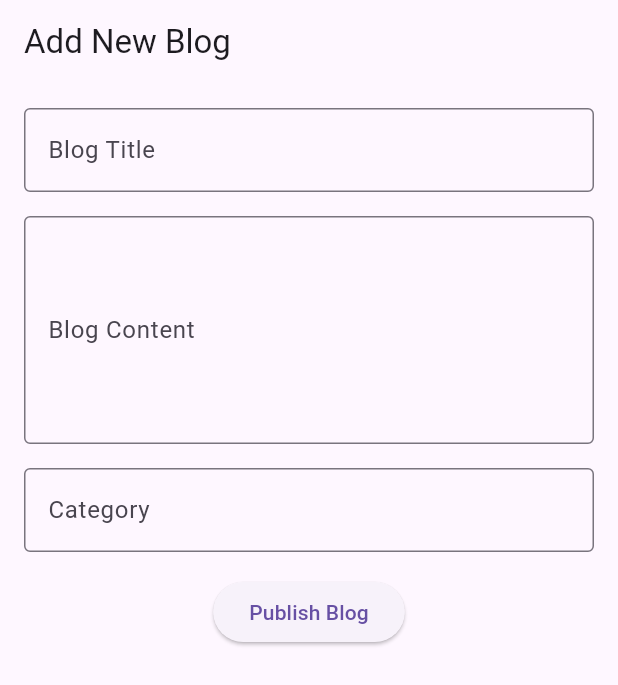
After one commit to AGMKhair/portfolio, a Flutter app: the AddBlogScreen screen opened directly, on a phone screen of 412 x 824 dp. The commit adds this screen. Shown: the top 685 px of the screen. Run offline on Flutter 3.47's test engine with Material 3 defaults, Android fonts, the phone set to English and light mode, and no system bars; our stand-ins replace cloud_firestore, firebase_auth, font_awesome_flutter; accounts and stored records are empty.

Commit message:
add blog page

```diff
--- /dev/null
+++ b/lib/providers/blog_provider.dart
@@ -0,0 +1,37 @@
+import 'package:cloud_firestore/cloud_firestore.dart';
+import 'package:firebase_auth/firebase_auth.dart';
+import 'package:flutter/material.dart';
+
+class BlogProvider with ChangeNotifier {
+  List<Map<String, dynamic>> _blogs = [];
+  List<Map<String, dynamic>> get blogs => _blogs;
+
+  Future<void> fetchBlogs() async {
+    final snapshot = await FirebaseFirestore.instance.collection('blogs').get();
+    _blogs = snapshot.docs.map((doc) => {...doc.data(), 'id': doc.id}).toList();
+    notifyListeners();
+  }
+
+  Future<void> addBlog(String title, String content, String category) async {
+    await FirebaseFirestore.instance.collection('blogs').add({
+      'title': title,
+      'content': content,
+      'category': category,
+      'createdAt': Timestamp.now(),
+      'authorId': FirebaseAuth.instance.currentUser?.uid,
+    });
+    await fetchBlogs();
+  }
+
+  Future<void> addComment(String blogId, String comment) async {
+    await FirebaseFirestore.instance
+        .collection('blogs')
+        .doc(blogId)
+        .collection('comments')
+        .add({
+      'comment': comment,
+      'createdAt': Timestamp.now(),
+      'authorId': FirebaseAuth.instance.currentUser?.uid,
+    });
+  }
+}
--- /dev/null
+++ b/lib/ui/views/blog/add_blog_screen.dart
@@ -0,0 +1,67 @@
+
+import 'package:flutter/material.dart';
+import 'package:portfolio/providers/blog_provider.dart';
+import 'package:provider/provider.dart';
+
+class AddBlogScreen extends StatelessWidget {
+  const AddBlogScreen({super.key});
+
+  @override
+  Widget build(BuildContext context) {
+    final blogProvider = Provider.of<BlogProvider>(context);
+    final titleController = TextEditingController();
+    final contentController = TextEditingController();
+    final categoryController = TextEditingController();
+
+    return Scaffold(
+      appBar: AppBar(title: const Text('Add New Blog')),
+      body: Padding(
+        padding: const EdgeInsets.all(16.0),
+        child: Column(
+          children: [
+            TextField(
+              controller: titleController,
+              decoration: const InputDecoration(
+                labelText: 'Blog Title',
+                border: OutlineInputBorder(),
+              ),
+            ),
+            const SizedBox(height: 16),
+            TextField(
+              controller: contentController,
+              decoration: const InputDecoration(
+                labelText: 'Blog Content',
+                border: OutlineInputBorder(),
+              ),
+              maxLines: 5,
+            ),
+            const SizedBox(height: 16),
+            TextField(
+              controller: categoryController,
+              decoration: const InputDecoration(
+                labelText: 'Category',
+                border: OutlineInputBorder(),
+              ),
+            ),
+            const SizedBox(height: 16),
+            ElevatedButton(
+              onPressed: () async {
+                if (titleController.text.isNotEmpty &&
+                    contentController.text.isNotEmpty &&
+                    categoryController.text.isNotEmpty) {
+                  await blogProvider.addBlog(
+                    titleController.text,
+                    contentController.text,
+                    categoryController.text,
+                  );
+                  Navigator.pop(context);
+                }
+              },
+              child: const Text('Publish Blog'),
+            ),
+          ],
+        ),
+      ),
+    );
+  }
+}
--- a/pubspec.yaml
+++ b/pubspec.yaml
@@ -38,6 +38,9 @@ dependencies:
   provider: ^6.0.0
   font_awesome_flutter: ^10.8.0
   url_launcher: ^6.3.1
+  firebase_core: ^2.24.2
+  cloud_firestore: ^4.13.6
+  firebase_auth: ^4.15.3
 
 dev_dependencies:
   flutter_test:
```
Also changed, not shown: lib/main.dart (+37 -32 lines), lib/ui/views/blog/blog_details_screen.dart (added, +108 -0 lines), lib/ui/views/blog/blog_screen.dart (added, +71 -0 lines), lib/ui/views/portfolio_screen.dart (added, +49 -0 lines), lib/utils/AppRoutes.dart (added, +18 -0 lines), lib/widgets/app_menu.dart (+15 -4 lines), pubspec.lock, 3 other files.
